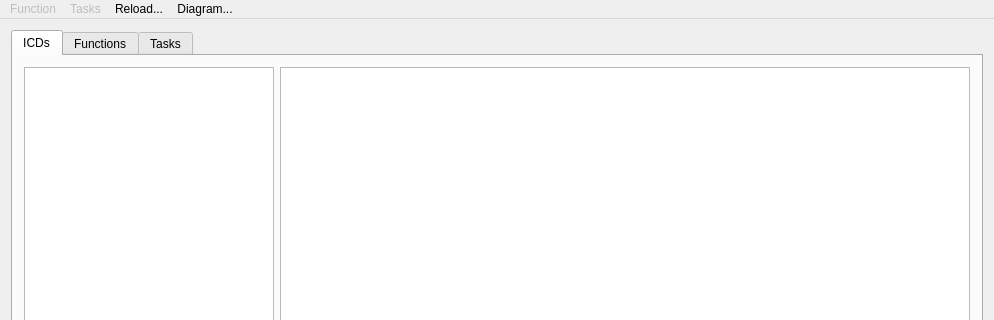
Old version of the form mainwindow.ui in the repository hardcoregandhi/XML-Sequence-Diagram-Creator; both pictures show x 0 to 994 and y 0 to 320 of the 994 by 720 pixel window.
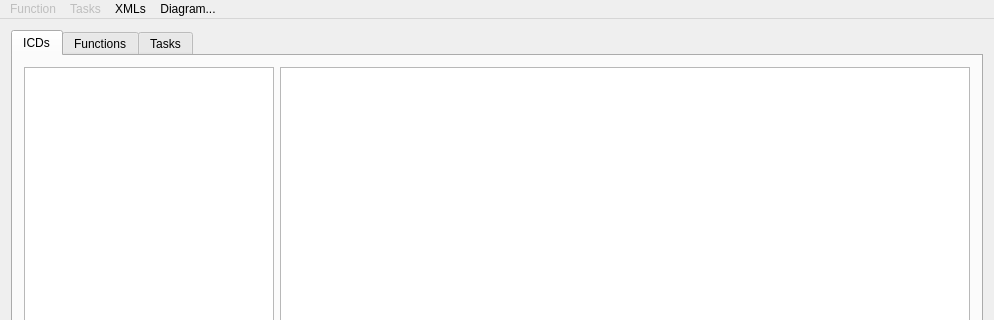
New version of the form.

Commit message: Added saving to jpg and fixed scroll bug

```diff
--- a/mainwindow.ui
+++ b/mainwindow.ui
@@ -292,9 +292,9 @@
     <addaction name="actionSave_Function"/>
     <addaction name="actionLoad_Function"/>
    </widget>
-   <widget class="QMenu" name="menuReload">
+   <widget class="QMenu" name="menuXMLs">
     <property name="title">
-     <string>Reload...</string>
+     <string>XMLs</string>
     </property>
     <addaction name="actionReload_XMLs"/>
     <addaction name="actionCheck_For_Changes"/>
@@ -320,7 +320,7 @@
    </widget>
    <addaction name="menuFunctions"/>
    <addaction name="menuTasks"/>
-   <addaction name="menuReload"/>
+   <addaction name="menuXMLs"/>
    <addaction name="menuDiagram"/>
   </widget>
   <widget class="QStatusBar" name="statusBar"/>
```
Left out of the diff: 27 changed lines with no effect on the pictures. The commit also changes 2 other files.
